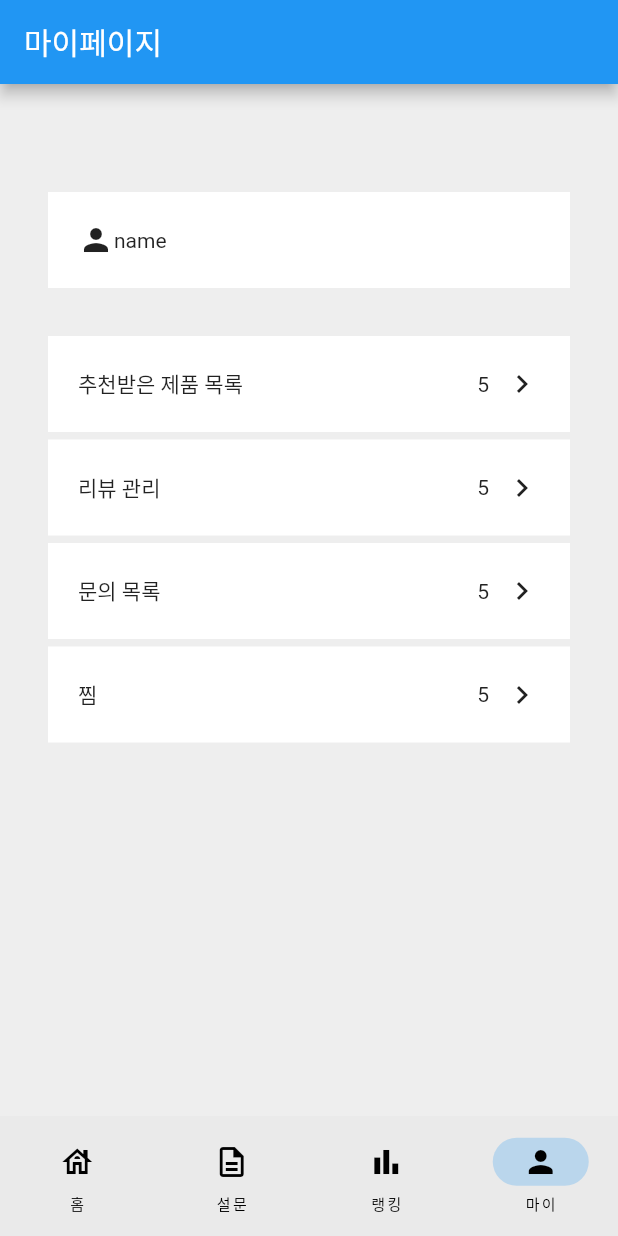
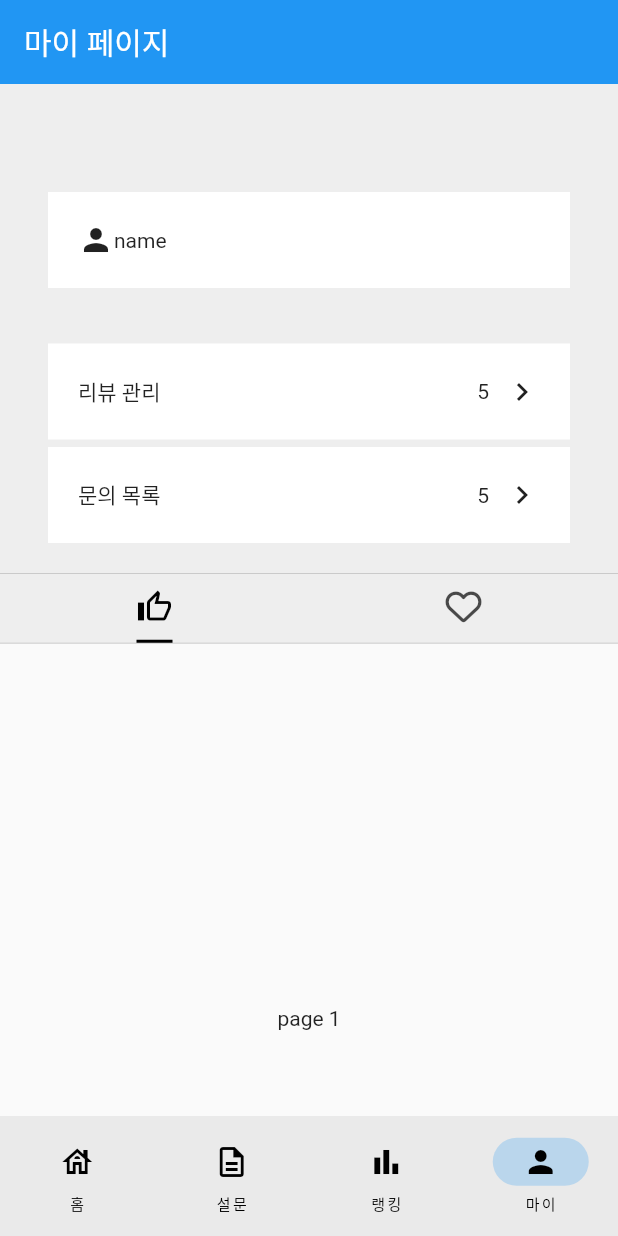
Before and after one commit to alswn2348/healfooyou_flutter, a Flutter app: the screen it shows after launch, item 4 of the bottom bar chosen, on a phone screen of 412 x 824 dp. Run offline on Flutter 3.47's test engine with Material 2 defaults, Android fonts, the phone set to English and light mode, and no system bars; our stand-ins replace font_awesome_flutter, go_router.

Commit message:
design : CustomScrollView
유저 프로필 화면에 CustomScrollView 적용

```diff
--- a/lib/user/user_profile_screen.dart
+++ b/lib/user/user_profile_screen.dart
@@ -1,4 +1,5 @@
 import 'package:flutter/material.dart';
+import 'package:font_awesome_flutter/font_awesome_flutter.dart';
 import 'package:healfooyou_flutter/constants/gaps.dart';
 import 'package:healfooyou_flutter/constants/sizes.dart';
 
@@ -7,20 +8,25 @@ class UserProfileScreen extends StatelessWidget {
 
   @override
   Widget build(BuildContext context) {
-    return Scaffold(
-      appBar: AppBar(
-        title: const Text(
-          "마이페이지",
+    return DefaultTabController(
+      length: 2,
+      child: CustomScrollView(
+        slivers: [
+          const SliverAppBar(
+            title: Text("마이 페이지"),
           ),
-      ),
-      body: Container(
+          SliverToBoxAdapter(
+            child: Column(
+              children: [
+                Container(
                   padding: const EdgeInsets.only(
                     right: Sizes.size32,
                     left: Sizes.size32,
                     top: Sizes.size72,
                   ),
                   color: Colors.grey.shade200,
-        child: Column(children: [
+                  child: Column(
+                    children: [
                       Container(
                         padding: const EdgeInsets.all(Sizes.size20),
                         color: Colors.white,
@@ -32,9 +38,6 @@ class UserProfileScreen extends StatelessWidget {
                         ),
                       ),
                       Gaps.v32,
-          const TabBotton(
-            text: "추천받은 제품 목록",
-          ),
                       Gaps.v5,
                       const TabBotton(
                         text: "리뷰 관리",
@@ -43,11 +46,47 @@ class UserProfileScreen extends StatelessWidget {
                       const TabBotton(
                         text: "문의 목록",
                       ),
-          Gaps.v5,
-          const TabBotton(
-            text: "찜",
+                      Gaps.v20,
+                    ],
                   ),
-        ]),
+                ),
+                Container(
+                  decoration: BoxDecoration(
+                    color: Colors.grey.shade200,
+                    border: Border.symmetric(
+                      horizontal: BorderSide(
+                        color: Colors.grey.shade400,
+                        width: 0.5,
+                      ),
+                    ),
+                  ),
+                  child: const TabBar(
+                    indicatorSize: TabBarIndicatorSize.label,
+                    indicatorColor: Colors.black,
+                    labelColor: Colors.black,
+                    labelPadding: EdgeInsets.symmetric(
+                      vertical: Sizes.size10,
+                    ),
+                    tabs: [
+                      Icon(Icons.thumb_up_outlined),
+                      FaIcon(FontAwesomeIcons.heart),
+                    ],
+                  ),
+                ),
+                const SizedBox(
+                  width: 200,
+                  height: 500,
+                  child: TabBarView(
+                    children: [
+                      Center(child: Text("page 1")),
+                      Center(child: Text("page 2")),
+                    ],
+                  ),
+                )
+              ],
+            ),
+          ),
+        ],
       ),
     );
   }
@@ -68,7 +107,9 @@ class TabBotton extends StatelessWidget {
       color: Colors.white,
       child: Row(
         children: [
-          Expanded(child: Text(text)),
+          Expanded(
+            child: Text(text),
+          ),
           const Text("5"),
           Gaps.h10,
           const Icon(Icons.chevron_right),
```
Lines whose indentation alone changed are shown as unchanged.
